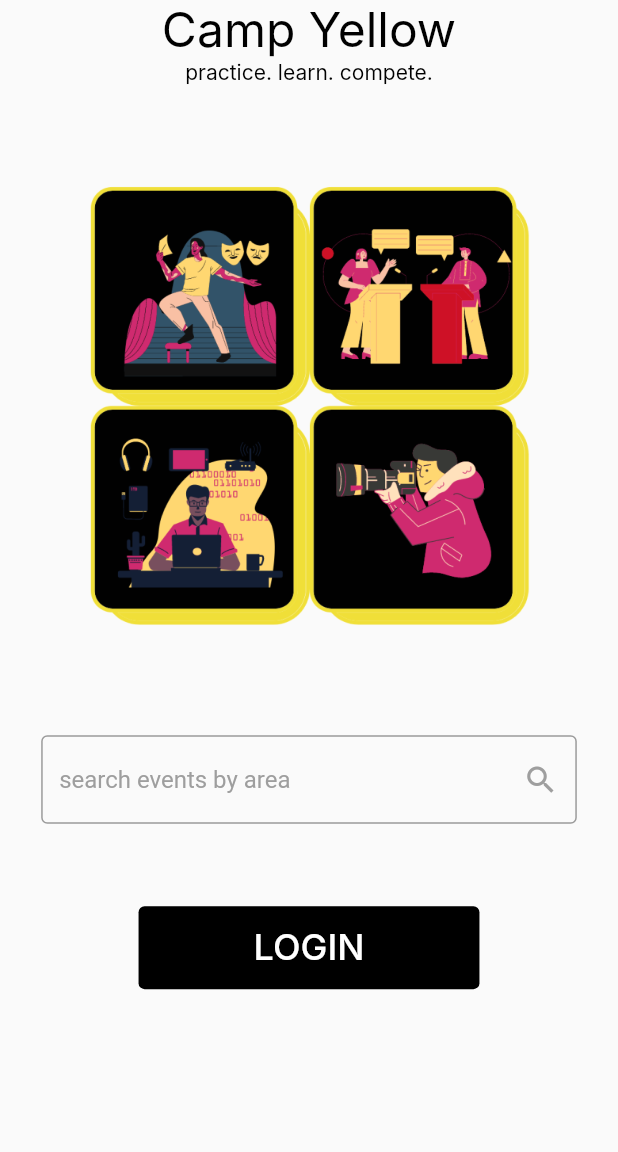
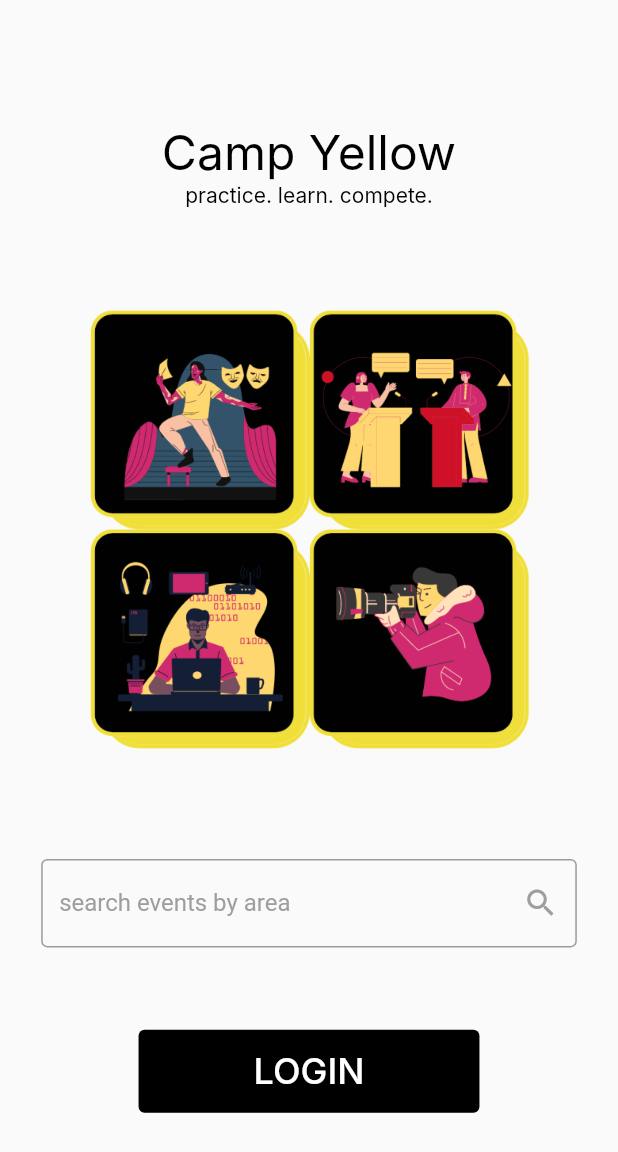
Before and after one commit to DHRUVA-N-L-CHOUDHARY/campyellow, a Flutter app: the screen it shows after launch, on a phone screen of 412 x 824 dp. Shown: the top 1152 px of the screen. Run offline on Flutter 3.47's test engine with Material 2 defaults, Android fonts, the phone set to English and light mode, and no system bars; Roboto replaces fonts that are missing (Inter).

Commit message:
final commit

```diff
--- a/lib/screens/screen3.dart
+++ b/lib/screens/screen3.dart
@@ -13,6 +13,9 @@ class Screen3 extends StatelessWidget {
           child: Column(
             mainAxisAlignment: MainAxisAlignment.center,
             children: [
+              SizedBox(
+                height: screenHeight/10,
+              ),
               const Text(
                 "Camp Yellow",
                 style: TextStyle(
```
